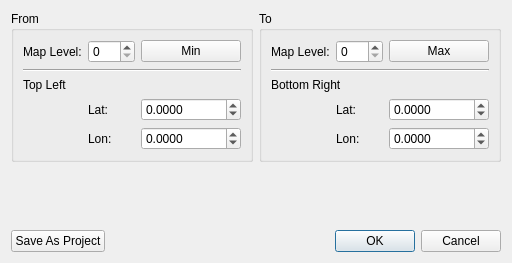
Above: resources/OSMDownloadAreaDialog.ui from MichalVlasak/OSMViewer before the change. Below: the same form after it.
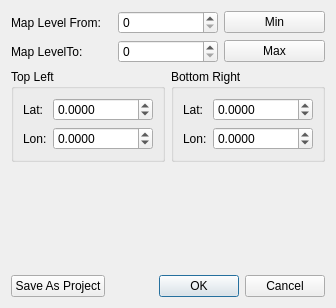
That is the form after the change. Custom widgets are drawn as their Qt base class.

The edit to the form file:
```diff
--- a/resources/OSMDownloadAreaDialog.ui
+++ b/resources/OSMDownloadAreaDialog.ui
@@ -6,8 +6,8 @@
    <rect>
     <x>0</x>
     <y>0</y>
-    <width>512</width>
-    <height>263</height>
+    <width>336</width>
+    <height>308</height>
    </rect>
   </property>
   <property name="windowTitle">
@@ -15,82 +15,74 @@
   </property>
   <layout class="QVBoxLayout" name="verticalLayout">
    <item>
-    <layout class="QHBoxLayout" name="horizontalLayout" stretch="0,0">
+    <layout class="QGridLayout" name="gridLayout">
+     <item row="0" column="0">
+      <widget class="QLabel" name="label">
+       <property name="text">
+        <string>Map Level From:</string>
+       </property>
+      </widget>
+     </item>
+     <item row="0" column="1">
+      <widget class="QSpinBox" name="levelFrom">
+       <property name="maximum">
+        <number>19</number>
+       </property>
+      </widget>
+     </item>
+     <item row="0" column="2">
+      <widget class="QPushButton" name="setFromMinimum">
+       <property name="text">
+        <string>Min</string>
+       </property>
+      </widget>
+     </item>
+     <item row="1" column="0">
+      <widget class="QLabel" name="label_4">
+       <property name="text">
+        <string>Map LevelTo:</string>
+       </property>
+      </widget>
+     </item>
+     <item row="1" column="1">
+      <widget class="QSpinBox" name="levelTo">
+       <property name="maximum">
+        <number>19</number>
+       </property>
+      </widget>
+     </item>
+     <item row="1" column="2">
+      <widget class="QPushButton" name="setToMaximum">
+       <property name="text">
+        <string>Max</string>
+       </property>
+      </widget>
+     </item>
+    </layout>
+   </item>
+   <item>
+    <layout class="QHBoxLayout" name="horizontalLayout">
      <item>
       <widget class="QGroupBox" name="groupBox">
        <property name="title">
-        <string>From</string>
+        <string>Top Left</string>
        </property>
        <layout class="QGridLayout" name="gridLayout_2">
         <item row="0" column="0">
-         <widget class="QLabel" name="label">
-          <property name="text">
-           <string>Map Level:</string>
-          </property>
-         </widget>
-        </item>
-        <item row="0" column="1">
-         <widget class="QSpinBox" name="levelFrom">
-          <property name="maximum">
-           <number>19</number>
-          </property>
-         </widget>
-        </item>
-        <item row="0" column="2">
-         <widget class="QPushButton" name="setFromMinimum">
-          <property name="text">
-           <string>Min</string>
-          </property>
-         </widget>
-        </item>
-        <item row="1" column="0" colspan="3">
-         <widget class="Line" name="line">
-          <property name="orientation">
-           <enum>Qt::Horizontal</enum>
-          </property>
-         </widget>
-        </item>
-        <item row="2" column="0">
-         <widget class="QLabel" name="label_7">
-          <property name="text">
-           <string>Top Left</string>
-          </property>
-         </widget>
-        </item>
-        <item row="3" column="1">
          <widget class="QLabel" name="label_2">
           <property name="text">
            <string>Lat:</string>
           </property>
          </widget>
         </item>
-        <item row="3" column="2">
-         <widget class="QDoubleSpinBox" name="latFrom">
-          <property name="minimumSize">
-           <size>
-            <width>100</width>
-            <height>0</height>
-           </size>
-          </property>
-          <property name="decimals">
-           <number>4</number>
-          </property>
-          <property name="minimum">
-           <double>-90.000000000000000</double>
-          </property>
-          <property name="maximum">
-           <double>90.000000000000000</double>
-          </property>
-         </widget>
-        </item>
-        <item row="4" column="1">
+        <item row="1" column="0">
          <widget class="QLabel" name="label_3">
           <property name="text">
            <string>Lon:</string>
           </property>
          </widget>
         </item>
-        <item row="4" column="2">
+        <item row="1" column="1">
          <widget class="QDoubleSpinBox" name="lonFrom">
           <property name="minimumSize">
            <size>
@@ -109,102 +101,86 @@
           </property>
          </widget>
         </item>
+        <item row="0" column="1">
+         <widget class="QDoubleSpinBox" name="latFrom">
+          <property name="minimumSize">
+           <size>
+            <width>100</width>
+            <height>0</height>
+           </size>
+          </property>
+          <property name="decimals">
+           <number>4</number>
+          </property>
+          <property name="minimum">
+           <double>-90.000000000000000</double>
+          </property>
+          <property name="maximum">
+           <double>90.000000000000000</double>
+          </property>
+         </widget>
+        </item>
        </layout>
       </widget>
      </item>
      <item>
       <widget class="QGroupBox" name="groupBox_2">
        <property name="title">
-        <string>To</string>
+        <string>Bottom Right</string>
        </property>
        <layout class="QGridLayout" name="gridLayout_3">
-        <item row="2" column="0" colspan="2">
-         <widget class="QLabel" name="label_8">
-          <property name="text">
-           <string>Bottom Right</string>
-          </property>
-         </widget>
-        </item>
-        <item row="0" column="1">
-         <widget class="QSpinBox" name="levelTo">
-          <property name="maximum">
-           <number>19</number>
-          </property>
-         </widget>
-        </item>
-        <item row="0" column="0">
-         <widget class="QLabel" name="label_4">
-          <property name="text">
-           <string>Map Level:</string>
-          </property>
-         </widget>
-        </item>
-        <item row="0" column="2">
-         <widget class="QPushButton" name="setToMaximum">
-          <property name="text">
-           <string>Max</string>
-          </property>
-         </widget>
-        </item>
-        <item row="1" column="0" colspan="3">
-         <widget class="Line" name="line_2">
-          <property name="orientation">
-           <enum>Qt::Horizontal</enum>
-          </property>
-         </widget>
-        </item>
-        <item row="3" column="2">
-         <widget class="QDoubleSpinBox" name="latTo">
-          <property name="minimumSize">
-           <size>
-            <width>100</width>
-            <height>0</height>
-           </size>
-          </property>
-          <property name="decimals">
-           <number>4</number>
-          </property>
-          <property name="minimum">
-           <double>-90.000000000000000</double>
-          </property>
-          <property name="maximum">
-           <double>90.000000000000000</double>
-          </property>
-         </widget>
-        </item>
-        <item row="4" column="2">
-         <widget class="QDoubleSpinBox" name="lonTo">
-          <property name="minimumSize">
-           <size>
-            <width>100</width>
-            <height>0</height>
-           </size>
-          </property>
-          <property name="decimals">
-           <number>4</number>
-          </property>
-          <property name="minimum">
-           <double>-180.000000000000000</double>
-          </property>
-          <property name="maximum">
-           <double>180.000000000000000</double>
-          </property>
-         </widget>
-        </item>
-        <item row="3" column="1">
-         <widget class="QLabel" name="label_5">
-          <property name="text">
-           <string>Lat:</string>
-          </property>
-         </widget>
-        </item>
-        <item row="4" column="1">
+        <item row="1" column="0">
          <widget class="QLabel" name="label_6">
           <property name="text">
            <string>Lon:</string>
           </property>
          </widget>
         </item>
+        <item row="0" column="0">
+         <widget class="QLabel" name="label_5">
+          <property name="text">
+           <string>Lat:</string>
+          </property>
+         </widget>
+        </item>
+        <item row="1" column="1">
+         <widget class="QDoubleSpinBox" name="lonTo">
+          <property name="minimumSize">
+           <size>
+            <width>100</width>
+            <height>0</height>
+           </size>
+          </property>
+          <property name="decimals">
+           <number>4</number>
+          </property>
+          <property name="minimum">
+           <double>-180.000000000000000</double>
+          </property>
+          <property name="maximum">
+           <double>180.000000000000000</double>
+          </property>
+         </widget>
+        </item>
+        <item row="0" column="1">
+         <widget class="QDoubleSpinBox" name="latTo">
+          <property name="minimumSize">
+           <size>
+            <width>100</width>
+            <height>0</height>
+           </size>
+          </property>
+          <property name="decimals">
+           <number>4</number>
+          </property>
+          <property name="minimum">
+           <double>-90.000000000000000</double>
+          </property>
+          <property name="maximum">
+           <double>90.000000000000000</double>
+          </property>
+         </widget>
+        </item>
        </layout>
       </widget>
      </item>
```
